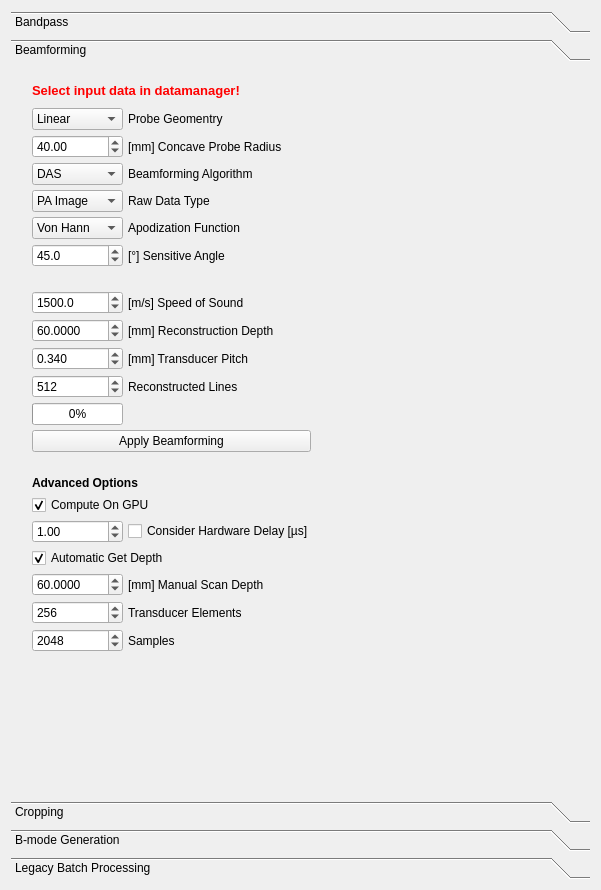
Old version of the form Plugins/org.mitk.gui.qt.photoacoustics.imageprocessing/src/internal/PAImageProcessingControls.ui in the repository MITK/MITK.
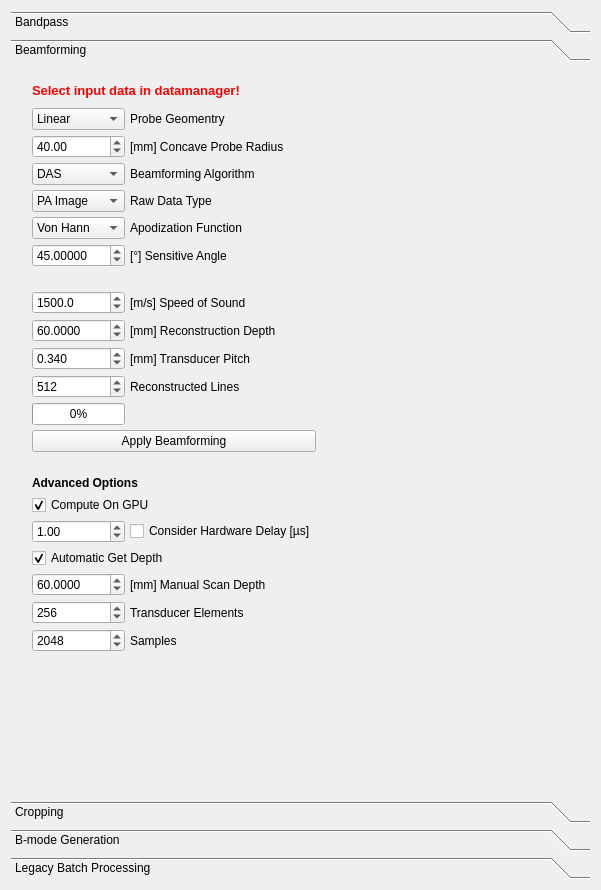
New version of the form. The open tabs and pages were chosen to show the change.

Commit message: rewrote that code because we couldn't understand it - there are still issues WIP

Diff of the .ui file:
```diff
--- a/Plugins/org.mitk.gui.qt.photoacoustics.imageprocessing/src/internal/PAImageProcessingControls.ui
+++ b/Plugins/org.mitk.gui.qt.photoacoustics.imageprocessing/src/internal/PAImageProcessingControls.ui
@@ -266,7 +266,7 @@
           <rect>
            <x>10</x>
            <y>0</y>
-           <width>301</width>
+           <width>306</width>
            <height>661</height>
           </rect>
          </property>
@@ -423,7 +423,7 @@
              </sizepolicy>
             </property>
             <property name="decimals">
-             <number>1</number>
+             <number>5</number>
             </property>
             <property name="minimum">
              <double>1.000000000000000</double>
@@ -492,10 +492,10 @@
              <number>2</number>
             </property>
             <property name="minimum">
-             <double>0.010000000000000</double>
+             <double>0.000000000000000</double>
             </property>
             <property name="maximum">
-             <double>399.990000000000009</double>
+             <double>999.990000000000009</double>
             </property>
             <property name="value">
              <double>40.000000000000000</double>
```
Left out of the diff: 18 changed lines with no effect on the pictures. The commit also changes 1 other file.
